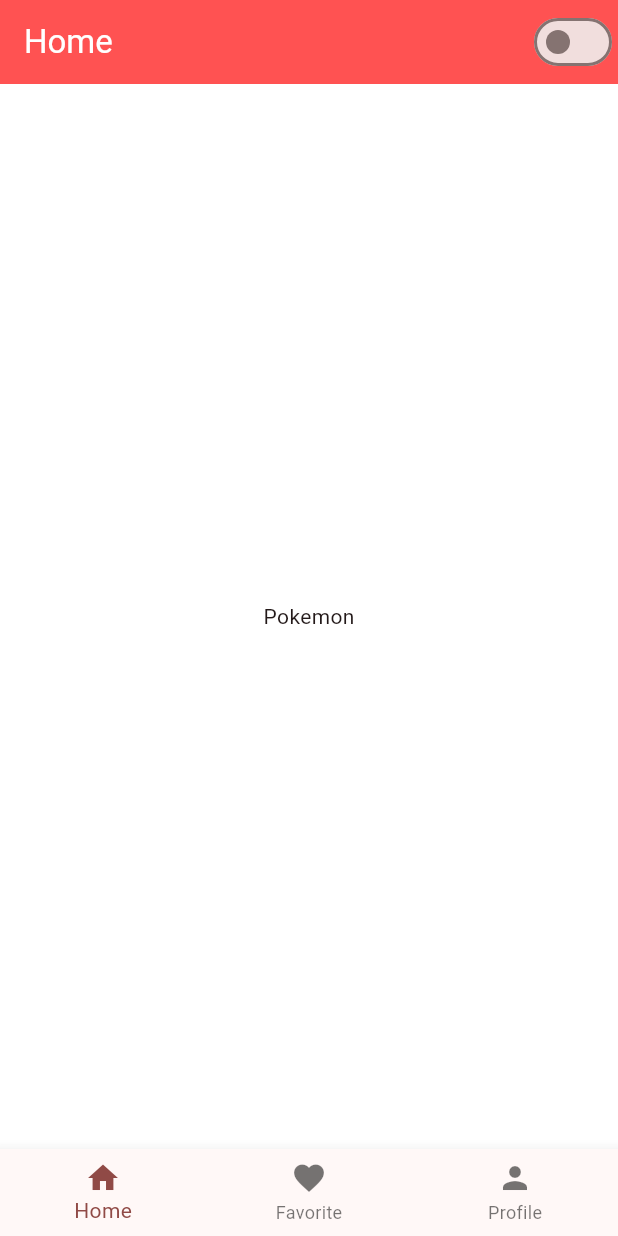
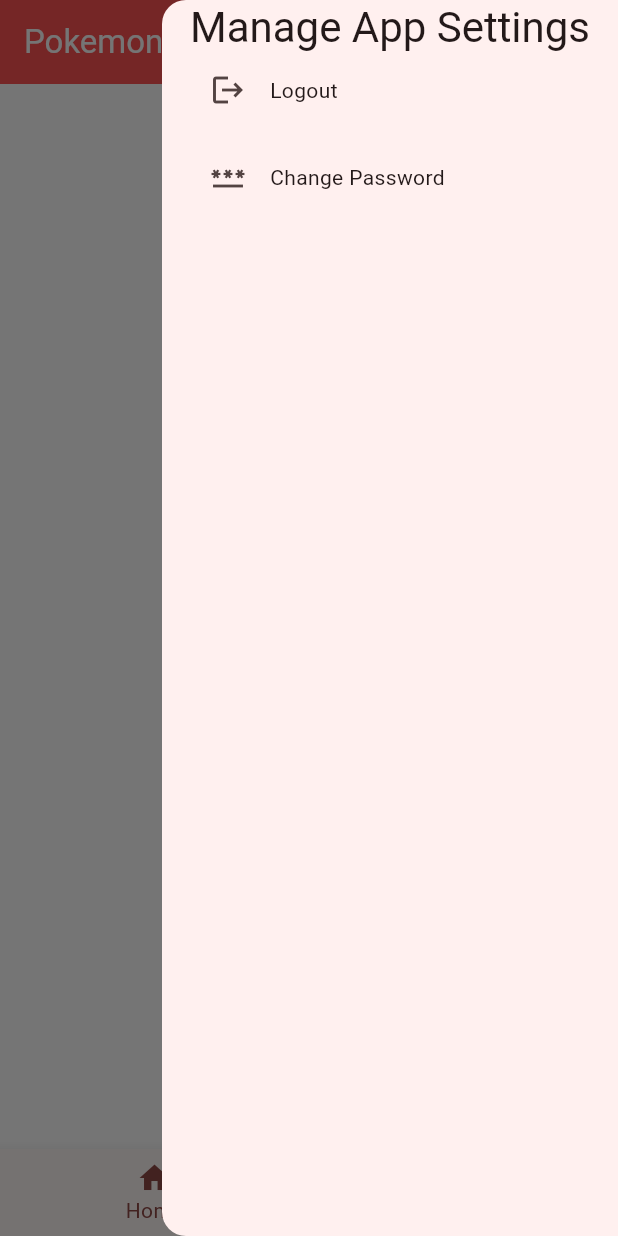
Before and after one commit to thato-codes-4-fun/pokedex_assessment, a Flutter app: the screen it shows once a user with an empty profile is signed in, with the side drawer open (before the commit the screen has no drawer), on a phone screen of 412 x 824 dp. Run offline on Flutter 3.47's test engine with Material 3 defaults, Android fonts, the light colour scheme and no system bars; our stand-ins replace firebase_auth, firebase_core, hive_flutter; accounts and stored records are empty.

Commit message:
updated fux login bug added profileTile moved settings to drawer

```diff
--- a/lib/views/auth/login_screen.dart
+++ b/lib/views/auth/login_screen.dart
@@ -88,9 +88,6 @@
             CustomButton(
               onPressed: () async {
                 await _login();
-                if (context.mounted) {
-                  Navigator.pushNamed(context, AppRouter.home);
-                }
               },
               label: 'Login',
             ),
--- a/lib/views/home/home_screen.dart
+++ b/lib/views/home/home_screen.dart
@@ -1,8 +1,11 @@
 import 'package:flutter/material.dart';
+import 'package:pokedex_assessment/core/routes/app_router.dart';
+import 'package:pokedex_assessment/viewmodels/auth_viewmodel.dart';
 import 'package:pokedex_assessment/viewmodels/theme_viewmodel.dart';
 import 'package:pokedex_assessment/views/favorites/favorites_screen.dart';
 import 'package:pokedex_assessment/views/profile/profile_screen.dart';
 import 'package:pokedex_assessment/views/pokemon/pokemon_screen.dart';
+import 'package:pokedex_assessment/views/widgets/profile_tile.dart';
 import 'package:provider/provider.dart';
 
 class HomeScreen extends StatefulWidget {
@@ -13,27 +16,43 @@
 }
 
 class _HomeScreenState extends State<HomeScreen> {
-  final List<Widget> _pages = [
-    PokemonScreen(),
-    FavoritesScreen(),
-    ProfileScreen(),
-  ];
-
   int _selectedIndex = 0;
+  bool _isDrawerOpen = false;
+  final List<Widget> _pages = [PokemonScreen(), FavoritesScreen()];
 
   @override
   Widget build(BuildContext context) {
-    final themeVM = context.watch<ThemeViewModel>();
     return Scaffold(
+      endDrawer: Drawer(
+        elevation: 0,
+
+        child: Column(
+          children: [
+            Text(
+              'Manage App Settings',
+              style: Theme.of(context).textTheme.headlineMedium,
+            ),
+            ProfileScreen(),
+          ],
+        ),
+      ),
+
       appBar: AppBar(
-        title: Text('Home'),
+        automaticallyImplyLeading: false,
+        title: Text('Pokemon Library'),
+
         actions: [
-          Switch(
-            value: themeVM.isDarkMode,
-            onChanged: (value) {
-              setState(() {
-                themeVM.toggleTheme();
-              });
+          Builder(
+            builder: (context) {
+              return IconButton(
+                onPressed: () {
+                  setState(() {
+                    _isDrawerOpen = !_isDrawerOpen;
+                  });
+                  Scaffold.of(context).openEndDrawer();
+                },
+                icon: Icon(_isDrawerOpen ? Icons.close : Icons.menu),
+              );
             },
           ),
         ],
@@ -52,7 +71,6 @@
             icon: Icon(Icons.favorite),
             label: 'Favorite',
           ),
-          BottomNavigationBarItem(icon: Icon(Icons.person), label: 'Profile'),
         ],
       ),
     );
--- a/lib/views/profile/profile_screen.dart
+++ b/lib/views/profile/profile_screen.dart
@@ -1,4 +1,7 @@
 import 'package:flutter/material.dart';
+import 'package:pokedex_assessment/viewmodels/auth_viewmodel.dart';
+import 'package:pokedex_assessment/views/widgets/profile_tile.dart';
+import 'package:provider/provider.dart';
 
 class ProfileScreen extends StatefulWidget {
   const ProfileScreen({super.key});
@@ -8,8 +11,61 @@
 }
 
 class _ProfileScreenState extends State<ProfileScreen> {
+  Future<void> _logout() async {
+    await context.read<AuthViewModel>().signOut();
+  }
+
   @override
   Widget build(BuildContext context) {
-    return const Center(child: Text('Profile'));
+    return Padding(
+      padding: const EdgeInsets.symmetric(horizontal: 16.0),
+      child: Column(
+        spacing: 10,
+        children: [
+          ProfileTile(
+            title: 'Logout',
+            icon: Icons.logout,
+            onTap: () async {
+              await showDialog(
+                context: context,
+                builder: (context) => _ShowLogoutConfirmation(logout: _logout),
+              );
+            },
+          ),
+          ProfileTile(
+            title: 'Change Password',
+            icon: Icons.password,
+            onTap: () {},
+          ),
+        ],
+      ),
+    );
   }
 }
+
+class _ShowLogoutConfirmation extends StatelessWidget {
+  const _ShowLogoutConfirmation({required this.logout});
+  final Future<void> Function() logout;
+
+  @override
+  Widget build(BuildContext context) {
+    return AlertDialog(
+      title: Text('Logout'),
+      actions: [
+        TextButton(
+          onPressed: () {
+            Navigator.pop(context);
+          },
+          child: Text('Cancel'),
+        ),
+        TextButton(
+          onPressed: () {
+            Navigator.pop(context);
+            logout();
+          },
+          child: Text('Logout'),
+        ),
+      ],
+    );
+  }
+}
--- a/lib/views/widgets/button.dart
+++ b/lib/views/widgets/button.dart
@@ -16,13 +16,7 @@
   Widget build(BuildContext context) {
     return ElevatedButton(
       onPressed: () async {
-        setState(() {
-          context.read<AuthViewModel>().loading = true;
-        });
         await widget.onPressed();
-        setState(() {
-          context.read<AuthViewModel>().loading = false;
-        });
       },
       style: ElevatedButton.styleFrom(
         shape: RoundedRectangleBorder(borderRadius: BorderRadius.circular(10)),
--- /dev/null
+++ b/lib/views/widgets/profile_tile.dart
@@ -0,0 +1,23 @@
+import 'package:flutter/material.dart';
+
+class ProfileTile extends StatelessWidget {
+  const ProfileTile({
+    super.key,
+    required this.title,
+    required this.icon,
+    required this.onTap,
+  });
+  final String title;
+  final IconData icon;
+  final VoidCallback onTap;
+
+  @override
+  Widget build(BuildContext context) {
+    return ListTile(
+      dense: true,
+      title: Text(title, style: Theme.of(context).textTheme.bodyMedium),
+      leading: Icon(icon),
+      onTap: onTap,
+    );
+  }
+}
```
Also changed, not shown: lib/views/auth/register_screen.dart (+2 -9 lines).
